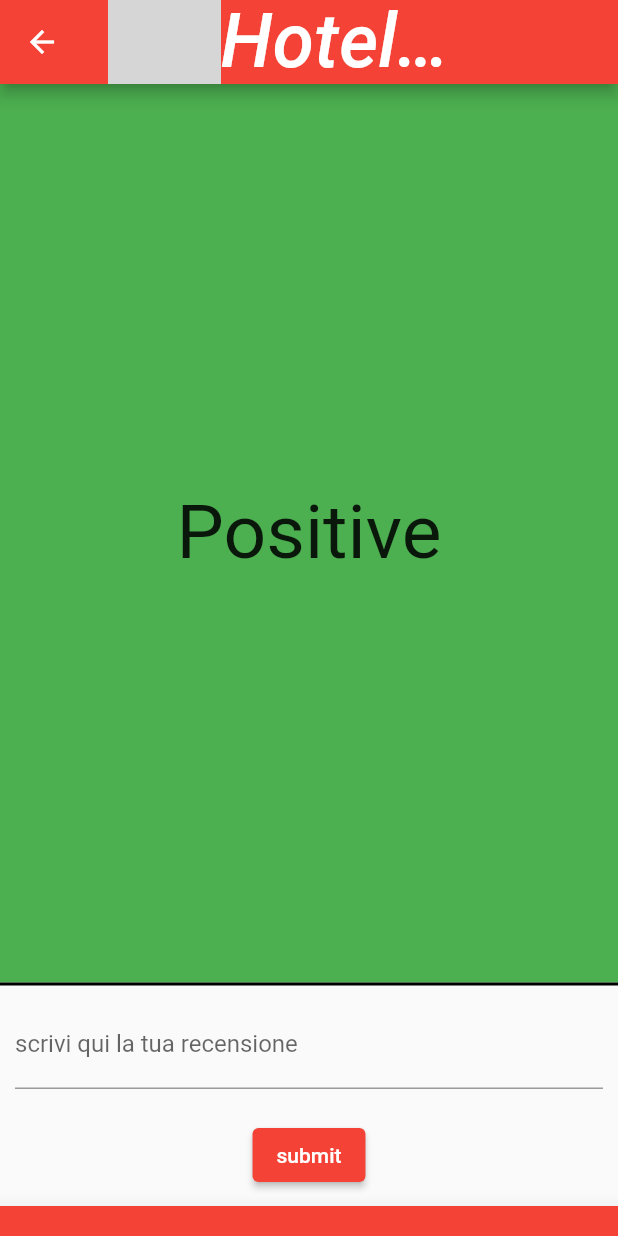
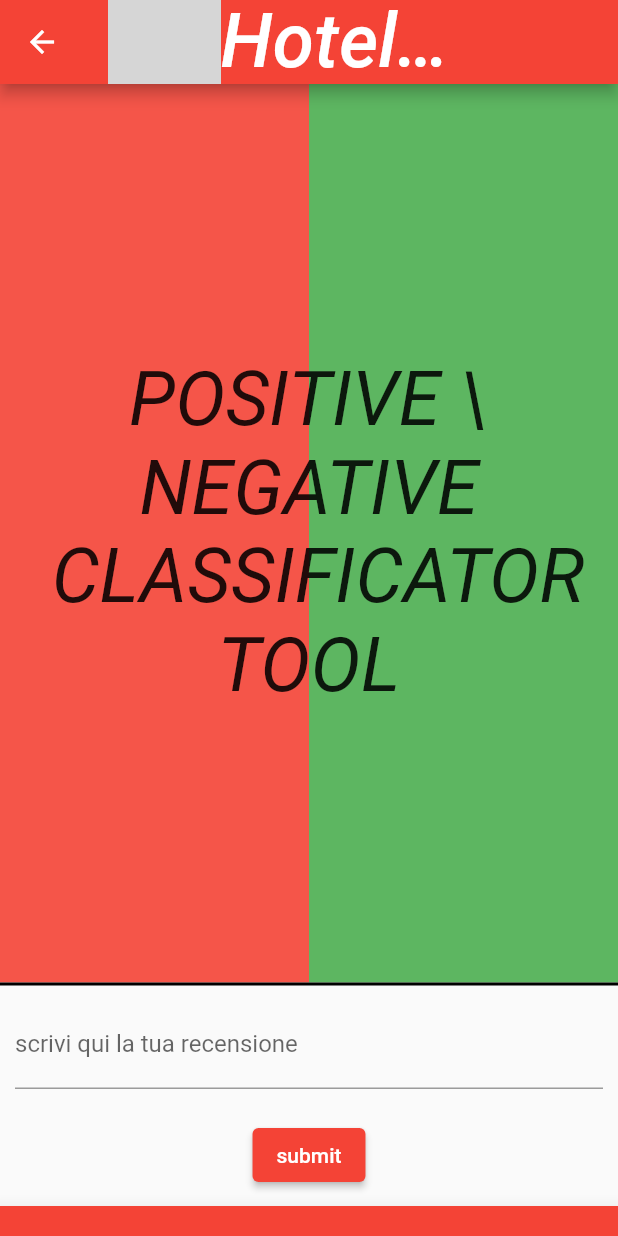
Before and after one commit to NicolaGabriele/frontend_progetto_bigdata, a Flutter app: the ReviewsAutoClassificator screen opened directly, after a tap on "submit", on a phone screen of 412 x 824 dp. Run offline on Flutter 3.47's test engine with Material 2 defaults, Android fonts, the phone set to English and light mode, and no system bars; our stand-ins replace charts_flutter_new, flutter_map, latlong; missing offline and left inert: flutter_map_marker_cluster, flutter_scatter; network calls fail; grey boxes are pictures that could not be loaded.

Commit message:
sostituzione RaisedButton con ElevatedButton

```diff
--- a/lib/Widgets/pages/HomePage.dart
+++ b/lib/Widgets/pages/HomePage.dart
@@ -45,47 +45,13 @@ class HomePageState extends State<HomePage>{
               Expanded(
                   child: Padding(
                     padding: EdgeInsets.all(20),
-                    child: RaisedButton(
-                        onPressed: ()=>{Navigator.push(
-                            context, MaterialPageRoute(builder: (context)=> ReviewsAutoClassificator())
-                        )},
-                        color: Colors.red,
-                        shape: const RoundedRectangleBorder(
-                            side:BorderSide(color: Colors.black, width: 1),
-                            borderRadius: BorderRadius.all(Radius.circular(30))
-                        ),
-                        child: const Text(
-                          "Naive Bayesian",
-                          style: TextStyle(
-                              color: Colors.white,
-                              fontSize: 30,
-                              fontStyle: FontStyle.italic
-                          ),
-                        )
-                    ),
+                    child: naiveBayesianButton()
                   ),
               ),
               Expanded(
                   child: Padding(
                     padding: EdgeInsets.all(10),
-                    child: RaisedButton(
-                        onPressed: ()=>{Navigator.push(
-                            context, MaterialPageRoute(builder: (context)=> QueriesPage())
-                        )},
-                        color: Colors.red,
-                        shape: const RoundedRectangleBorder(
-                            side:BorderSide(color: Colors.black, width: 1),
-                            borderRadius: BorderRadius.all(Radius.circular(30))
-                        ),
-                        child:const Text(
-                          "Standard Queries",
-                          style: TextStyle(
-                              color: Colors.white,
-                              fontSize: 30,
-                              fontStyle: FontStyle.italic
-                          ),
-                        )
-                    ),
+                    child: standardQueriesButton()
                   ),
               )
             ],
@@ -95,4 +61,49 @@ class HomePageState extends State<HomePage>{
     );
   }
 
+  Widget naiveBayesianButton(){
+    return ElevatedButton(
+        onPressed: ()=>{Navigator.push(
+            context, MaterialPageRoute(builder: (context)=> ReviewsAutoClassificator())
+        )},
+        style: ButtonStyle(
+          backgroundColor: MaterialStateColor.resolveWith((states) => Colors.red),
+          shape: MaterialStateProperty.resolveWith((states) => const RoundedRectangleBorder(
+            borderRadius: BorderRadius.all(Radius.circular(30)),
+            side: BorderSide(color: Colors.black, width: 1)
+          ))
+        ),
+        child: const Text(
+          "Naive Bayesian",
+          style: TextStyle(
+              color: Colors.white,
+              fontSize: 30,
+              fontStyle: FontStyle.italic
+          ),
+        ),
+    );
+  }
+
+  Widget standardQueriesButton(){
+    return ElevatedButton(
+      onPressed: ()=>{Navigator.push(
+          context, MaterialPageRoute(builder: (context)=> QueriesPage())
+      )},
+      style: ButtonStyle(
+          backgroundColor: MaterialStateColor.resolveWith((states) => Colors.red),
+          shape: MaterialStateProperty.resolveWith((states) => const RoundedRectangleBorder(
+              borderRadius: BorderRadius.all(Radius.circular(30)),
+              side: BorderSide(color: Colors.black, width: 1)
+          ))
+      ),
+      child: const Text(
+        "Standard Queries",
+        style: TextStyle(
+            color: Colors.white,
+            fontSize: 30,
+            fontStyle: FontStyle.italic
+        ),
+      )
+    );
+  }
 }
--- a/lib/Widgets/pages/ReviewsAutoClassificator.dart
+++ b/lib/Widgets/pages/ReviewsAutoClassificator.dart
@@ -1,6 +1,7 @@
 import 'package:flutter/material.dart';
 
 import '../../REST/Query.dart';
+import '../../models/NaiveBayesianResult.dart';
 
 class ReviewsAutoClassificator extends StatefulWidget{
   @override
@@ -10,6 +11,7 @@ class ReviewsAutoClassificator extends StatefulWidget{
 
 class _ReviewsClassificatorState extends State<ReviewsAutoClassificator>{
   String _recensione = "scrivi qui la tua recensione";
+  Widget _resultWid = defaultResultWidget();
   @override
   Widget build(BuildContext context) {
     return Scaffold(
@@ -42,17 +44,7 @@ class _ReviewsClassificatorState extends State<ReviewsAutoClassificator>{
       body: Column(
         children: [
           Expanded(
-            child: Container(
-              width: double.infinity,
-              color: Colors.green,
-              alignment: Alignment.center,
-              child: Text(
-                "Positive",
-                style: TextStyle(
-                  fontSize: 50
-                ),
-              ),
-            )
+            child: _resultWid
           ),
           Divider(color: Colors.black,height: 2,thickness: 2),
            Padding(
@@ -82,8 +74,40 @@ class _ReviewsClassificatorState extends State<ReviewsAutoClassificator>{
     );
   }
 
-  void submit(){
-    Query.naiveBayesian("porco dio").then((value) => print(value));
+  void submit() async{
+    NaiveBayesianResult result = (await Query.naiveBayesian(_recensione)).first;
+    print("classe: ${result.getClasse()}");
+    print("probs: ${result.getProb()}");
+    /*setState(()=>{
+      buildResultWidget(result)
+    });*/
   }
 
+  Widget buildResultWidget(NaiveBayesianResult result){
+    return Container();
+  }
+
+  static Widget defaultResultWidget(){
+    return Stack(
+      alignment: Alignment.center,
+      children: [
+        Row(
+          children: [
+            Expanded(child: Opacity(opacity: 0.9,child:Container(color: Colors.red))),
+            Expanded(child: Opacity(opacity: 0.9,child:Container(color: Colors.green)))
+          ],
+        ),
+        const Text(
+          "POSITIVE \\ NEGATIVE \n CLASSIFICATOR TOOL",
+          textAlign: TextAlign.center,
+          style: TextStyle(
+              fontSize: 50,
+            fontStyle: FontStyle.italic,
+          ),
+        )
+      ],
+    );
+  }
+
+
 }
--- a/lib/models/NaiveBayesianResult.dart
+++ b/lib/models/NaiveBayesianResult.dart
@@ -13,8 +13,12 @@ class NaiveBayesianResult{
   }
 
   factory NaiveBayesianResult.fromJson(Map<String, dynamic> json){
+    print(json);
     double classe = json['classe'];
-    List<double> lista = json['probabilità'];
+    List<dynamic> aux = json['probabilita'];
+    List<double> lista = [];
+    for(int i = 0; i<aux.length; i++)
+      lista.add(aux[i]);
     return NaiveBayesianResult(classe, lista);
   }
 }
```
